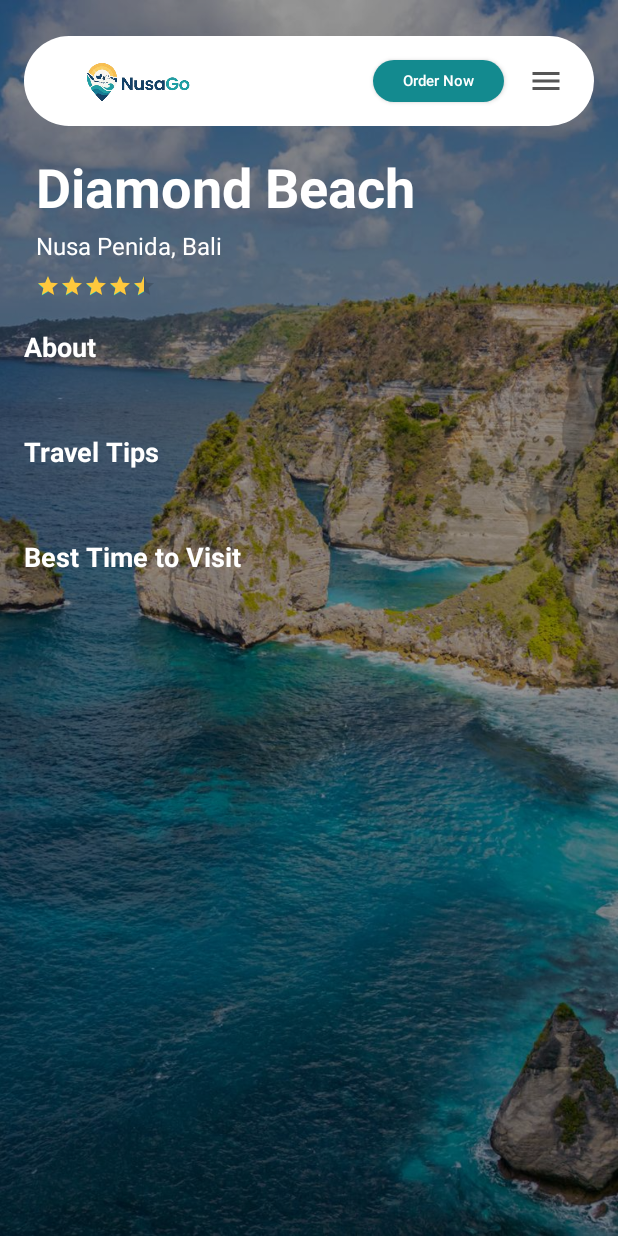
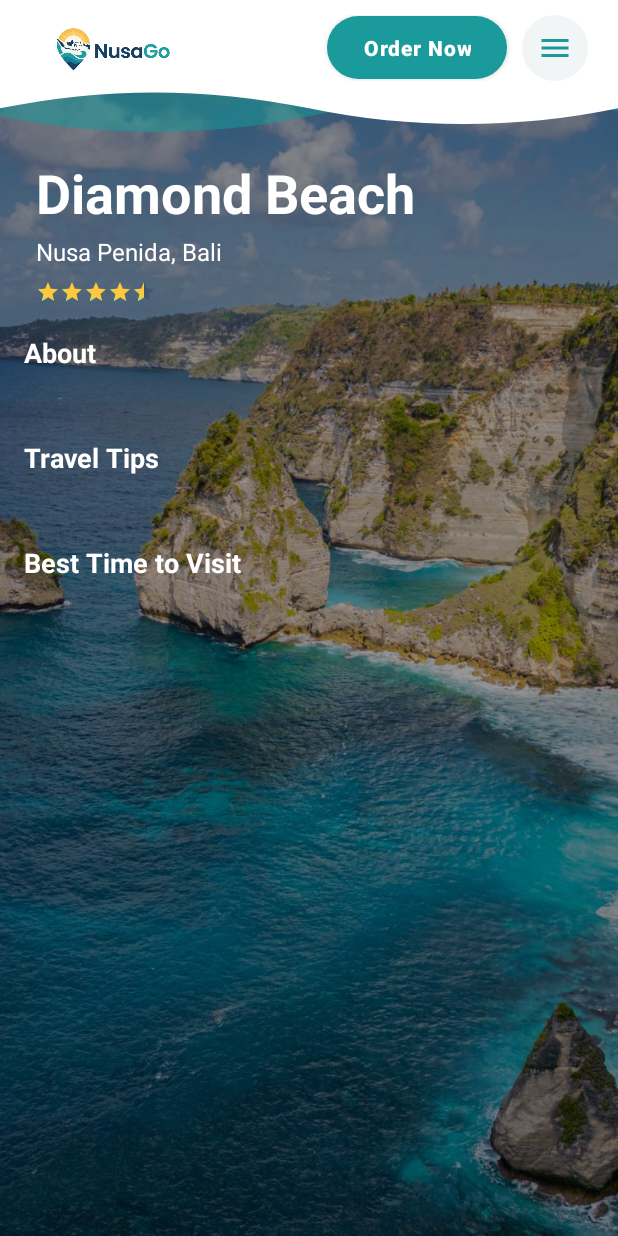
Before and after one commit to aditpcr/Projek_AdityaDeFoeng, an Android app: the DetailActivity screen opened directly, with no data from a screen before it, on a phone screen of 412 x 824 dp. Run offline under Robolectric (Android 15) with nearby library versions, the phone set to English and light mode, and no system bars; 1 statement that could not run was skipped.

Commit message:
Pertemuan 9_2

```diff
--- /dev/null
+++ b/app/src/main/res/drawable/bg_header_shape.xml
@@ -0,0 +1,16 @@
+<?xml version="1.0" encoding="utf-8"?>
+<vector xmlns:android="http://schemas.android.com/apk/res/android"
+    android:width="360dp"
+    android:height="100dp"
+    android:viewportWidth="360"
+    android:viewportHeight="100">
+
+    <path
+        android:fillAlpha="0.55"
+        android:fillColor="@color/nusa_teal"
+        android:pathData="M0,0 H360 V84 C300,72 240,72 180,88 C120,104 60,104 0,88 Z" />
+
+    <path
+        android:fillColor="#FFFFFF"
+        android:pathData="M0,0 H360 V82 C300,98 240,98 180,82 C120,66 60,66 0,82 Z" />
+</vector>
--- /dev/null
+++ b/app/src/main/res/drawable/bg_menu_circle.xml
@@ -0,0 +1,9 @@
+<?xml version="1.0" encoding="utf-8"?>
+<ripple xmlns:android="http://schemas.android.com/apk/res/android"
+    android:color="#33009688">
+    <item>
+        <shape android:shape="oval">
+            <solid android:color="#F1F5F5" />
+        </shape>
+    </item>
+</ripple>
--- a/app/src/main/res/drawable/bg_top_bar.xml
+++ /dev/null
@@ -1,5 +0,0 @@
-<?xml version="1.0" encoding="utf-8"?>
-<shape xmlns:android="http://schemas.android.com/apk/res/android">
-    <solid android:color="@color/white" />
-    <corners android:radius="30dp" />
-</shape>
--- a/app/src/main/res/layout/activity_detail.xml
+++ b/app/src/main/res/layout/activity_detail.xml
@@ -32,9 +32,6 @@
         layout="@layout/layout_top_bar"
         android:layout_width="0dp"
         android:layout_height="wrap_content"
-        android:layout_marginStart="16dp"
-        android:layout_marginTop="24dp"
-        android:layout_marginEnd="16dp"
         app:layout_constraintEnd_toEndOf="parent"
         app:layout_constraintStart_toStartOf="parent"
         app:layout_constraintTop_toTopOf="parent" />
--- a/app/src/main/res/layout/fragment_more.xml
+++ b/app/src/main/res/layout/fragment_more.xml
@@ -2,6 +2,7 @@
 <androidx.constraintlayout.widget.ConstraintLayout xmlns:android="http://schemas.android.com/apk/res/android"
     xmlns:app="http://schemas.android.com/apk/res-auto"
     xmlns:tools="http://schemas.android.com/tools"
+    android:id="@+id/main"
     android:layout_width="match_parent"
     android:layout_height="match_parent"
     android:background="@drawable/wave"
@@ -12,9 +13,6 @@
         layout="@layout/layout_top_bar"
         android:layout_width="0dp"
         android:layout_height="wrap_content"
-        android:layout_marginStart="16dp"
-        android:layout_marginTop="24dp"
-        android:layout_marginEnd="16dp"
         app:layout_constraintEnd_toEndOf="parent"
         app:layout_constraintStart_toStartOf="parent"
         app:layout_constraintTop_toTopOf="parent" />
--- a/app/src/main/res/layout/layout_top_bar.xml
+++ b/app/src/main/res/layout/layout_top_bar.xml
@@ -1,57 +1,72 @@
 <?xml version="1.0" encoding="utf-8"?>
-<!-- Top bar yang dipakai ulang di Home, Explore, dan Detail via <include> -->
-<LinearLayout xmlns:android="http://schemas.android.com/apk/res/android"
+<androidx.constraintlayout.widget.ConstraintLayout xmlns:android="http://schemas.android.com/apk/res/android"
+    xmlns:app="http://schemas.android.com/apk/res-auto"
     android:layout_width="match_parent"
+    android:layout_height="wrap_content">
+
+    <!-- One drawable draws the whole header: white body + wave + teal accent wave -->
+    <ImageView
+        android:layout_width="0dp"
+        android:layout_height="0dp"
+        android:importantForAccessibility="no"
+        android:scaleType="fitXY"
+        app:layout_constraintBottom_toBottomOf="parent"
+        app:layout_constraintEnd_toEndOf="parent"
+        app:layout_constraintStart_toStartOf="parent"
+        app:layout_constraintTop_toTopOf="parent"
+        app:srcCompat="@drawable/bg_header_shape" />
+
+    <LinearLayout
+        android:id="@+id/topBarContent"
+        android:layout_width="0dp"
         android:layout_height="wrap_content"
-    android:background="@drawable/bg_top_bar"
         android:gravity="center_vertical"
         android:orientation="horizontal"
-    android:paddingStart="16dp"
+        android:paddingStart="24dp"
         android:paddingTop="10dp"
-    android:paddingEnd="16dp"
-    android:paddingBottom="10dp">
+        android:paddingEnd="20dp"
+        android:paddingBottom="34dp"
+        app:layout_constraintEnd_toEndOf="parent"
+        app:layout_constraintStart_toStartOf="parent"
+        app:layout_constraintTop_toTopOf="parent">
 
         <ImageView
             android:id="@+id/ivLogoSmall"
-        android:layout_width="120dp"
-        android:layout_height="40dp"
+            android:layout_width="0dp"
+            android:layout_height="44dp"
+            android:layout_weight="1"
             android:background="?attr/selectableItemBackgroundBorderless"
-        android:clickable="true"
-        android:focusable="true"
-        android:contentDescription="NusaGo"
-        android:scaleType="fitCenter"
+            android:contentDescription="NusaGo, go to home"
+            android:scaleType="fitStart"
             android:src="@drawable/logo" />
 
-    <View
-        android:layout_width="0dp"
-        android:layout_height="0dp"
-        android:layout_weight="1" />
-
-    <androidx.appcompat.widget.AppCompatButton
+        <com.google.android.material.button.MaterialButton
             android:id="@+id/btnOrder"
             android:layout_width="wrap_content"
-        android:layout_height="28dp"
-        android:background="@drawable/bg_button_teal"
-        android:clickable="true"
-        android:focusable="true"
-        android:minWidth="0dp"
-        android:minHeight="0dp"
-        android:paddingStart="20dp"
-        android:paddingEnd="20dp"
+            android:layout_height="42dp"
+            android:insetTop="0dp"
+            android:insetBottom="0dp"
+            android:letterSpacing="0.04"
+            android:paddingStart="24dp"
+            android:paddingEnd="24dp"
             android:text="Order Now"
             android:textAllCaps="false"
             android:textColor="@color/white"
-        android:textSize="10sp" />
+            android:textSize="14sp"
+            android:textStyle="bold"
+            app:backgroundTint="@color/nusa_teal"
+            app:cornerRadius="21dp"
+            app:elevation="4dp" />
 
-    <ImageView
+        <ImageButton
             android:id="@+id/ivMenu"
-        android:layout_width="32dp"
-        android:layout_height="32dp"
-        android:layout_marginStart="12dp"
-        android:padding="4dp"
-        android:background="?attr/selectableItemBackgroundBorderless"
-        android:clickable="true"
-        android:focusable="true"
-        android:contentDescription="Menu"
-        android:src="@drawable/ic_menu" />
+            android:layout_width="44dp"
+            android:layout_height="44dp"
+            android:layout_marginStart="10dp"
+            android:background="@drawable/bg_menu_circle"
+            android:contentDescription="Open menu"
+            android:padding="11dp"
+            android:src="@drawable/ic_menu"
+            app:tint="@color/nusa_teal" />
     </LinearLayout>
+</androidx.constraintlayout.widget.ConstraintLayout>
--- a/app/src/main/res/values/strings.xml
+++ b/app/src/main/res/values/strings.xml
@@ -3,4 +3,8 @@
     <string name="deskripsi">Welcome Back</string>
     <!-- TODO: Remove or change this placeholder text -->
     <string name="hello_blank_fragment">Hello blank fragment</string>
+
+    <string name="order_now">Order Now</string>
+    <string name="cd_logo_home">NusaGo, go to home</string>
+    <string name="cd_menu">Open menu</string>
 </resources>
```
Lines whose indentation alone changed are shown as unchanged.
